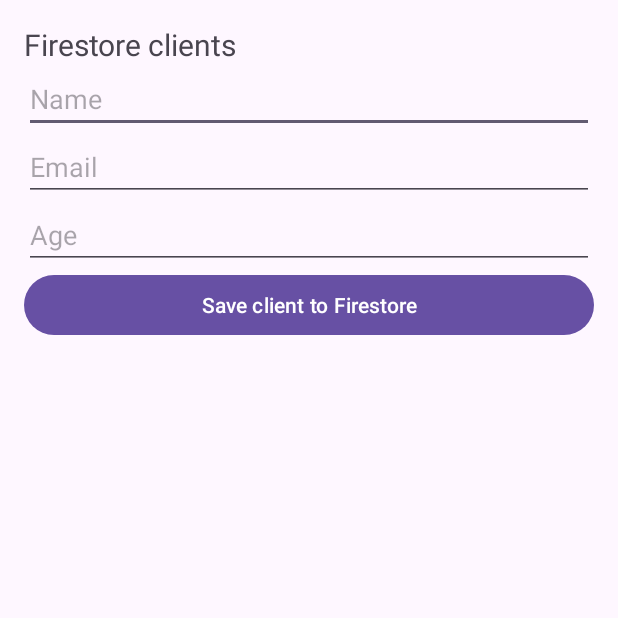
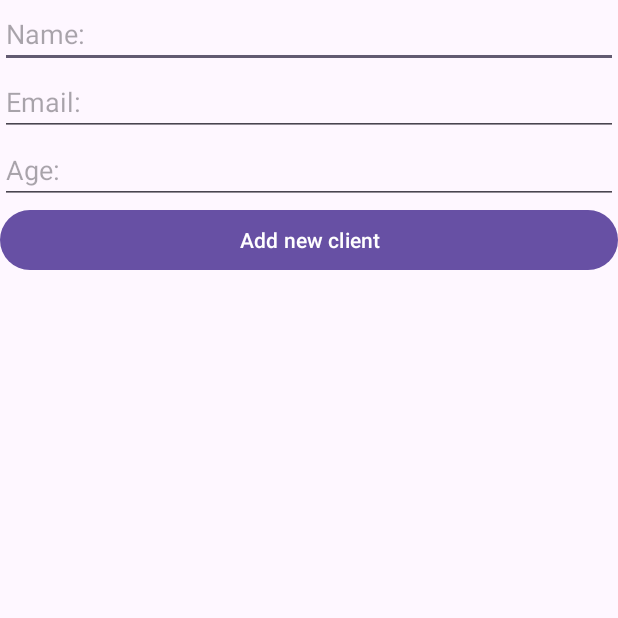
Before and after one commit to pauFoz/MyFireBase, an Android app: the ClientsActivity screen opened directly, with no data from a screen before it, on a phone screen of 412 x 824 dp, the top half of it. Run offline under Robolectric (Android 15) with nearby library versions, the phone set to English and light mode, and no system bars; our stand-ins replace Firebase (no records; nobody signed in at launch, a user with empty details on screens opened directly).

Commit message:
Nueva version

```diff
--- a/app/build.gradle.kts
+++ b/app/build.gradle.kts
@@ -46,6 +46,16 @@ dependencies {
     // Firebase Authentication
     implementation("com.google.firebase:firebase-auth")
 
+
+    // Firebase BoM
+    implementation(platform("com.google.firebase:firebase-bom:34.0.0"))
+
+    // ...
+
+    // Firestore Database
+    implementation("com.google.firebase:firebase-firestore")
+
+
     implementation(libs.androidx.core.ktx)
     implementation(libs.androidx.appcompat)
     implementation(libs.material)
--- a/app/src/main/java/cat/institutmarianao/myfirebase/ClientsActivity.kt
+++ b/app/src/main/java/cat/institutmarianao/myfirebase/ClientsActivity.kt
@@ -10,22 +10,33 @@ import androidx.appcompat.app.AppCompatActivity
 import androidx.recyclerview.widget.LinearLayoutManager
 import androidx.recyclerview.widget.RecyclerView
 import com.google.firebase.Firebase
+import com.google.firebase.firestore.firestore
 
 
 class ClientsActivity : AppCompatActivity() {
 
+    private val db = Firebase.firestore
 
     override fun onCreate(savedInstanceState: Bundle?) {
         super.onCreate(savedInstanceState)
-
         setContentView(R.layout.activity_clients)
 
+        val nameEditText = findViewById<EditText>(R.id.nameEditText)
         val emailEditText = findViewById<EditText>(R.id.emailEditText)
-        val nameEditText = findViewById<EditText>(R.id.nameEditText)
         val ageEditText = findViewById<EditText>(R.id.ageEditText)
-        val saveUserButton = findViewById<Button>(R.id.saveUserButton)
+        val addButton = findViewById<Button>(R.id.addButton)
 
-    val
+        addButton.setOnClickListener {
+            val client = hashMapOf("name" to nameEditText, "email" to emailEditText, "age" to ageEditText)
+
+            db.collection("clients").add(client).addOnSuccessListener { documentReference ->
+                Log.d("Firestore", "Document added with ID: ${documentReference.id}")
+            }   .addOnFailureListener { e ->
+                Log.w("Firestore", "Error adding document", e)
+            }
+
+        }
+
 
 
 
--- a/app/src/main/res/layout/activity_clients.xml
+++ b/app/src/main/res/layout/activity_clients.xml
@@ -1,38 +1,28 @@
 <?xml version="1.0" encoding="utf-8"?>
-<androidx.constraintlayout.widget.ConstraintLayout xmlns:android="http://schemas.android.com/apk/res/android"
+<LinearLayout xmlns:android="http://schemas.android.com/apk/res/android"
     xmlns:app="http://schemas.android.com/apk/res-auto"
     xmlns:tools="http://schemas.android.com/tools"
     android:id="@+id/maim"
     android:layout_width="match_parent"
     android:layout_height="match_parent"
+    android:orientation="vertical"
     tools:context=".ClientsActivity">
 
-    <LinearLayout
-        android:layout_width="match_parent"
-        android:layout_height="match_parent"
-        android:orientation="vertical"
-        android:padding="16dp">
-
-        <TextView
-            android:id="@+id/firestoreTextView"
-            android:layout_width="match_parent"
-            android:layout_height="wrap_content"
-            android:text="Firestore clients"
-            android:textSize="20sp" />
 
     <EditText
         android:id="@+id/nameEditText"
         android:layout_width="match_parent"
         android:layout_height="wrap_content"
         android:ems="10"
-            android:hint="Name"
+        android:hint="Name:"
         android:inputType="text" />
 
     <EditText
         android:id="@+id/emailEditText"
         android:layout_width="match_parent"
         android:layout_height="wrap_content"
-            android:hint="Email"
+        android:ems="10"
+        android:hint="Email:"
         android:inputType="textEmailAddress" />
 
     <EditText
@@ -40,21 +30,12 @@
         android:layout_width="match_parent"
         android:layout_height="wrap_content"
         android:ems="10"
-            android:hint="Age"
+        android:hint="Age:"
         android:inputType="number" />
 
     <Button
-            android:id="@+id/saveUserButton"
+        android:id="@+id/addButton"
         android:layout_width="match_parent"
         android:layout_height="wrap_content"
-            android:text="Save client to Firestore"
-            app:layout_constraintEnd_toEndOf="parent"
-            app:layout_constraintStart_toStartOf="parent" />
-
-        <androidx.recyclerview.widget.RecyclerView
-            android:id="@+id/clientsRecyclerView"
-            android:layout_width="match_parent"
-            android:layout_height="match_parent" />
-
+        android:text="Add new client" />
 </LinearLayout>
-</androidx.constraintlayout.widget.ConstraintLayout>
```
Also changed, not shown: 1 other file. Lines whose indentation alone changed are shown as unchanged.
